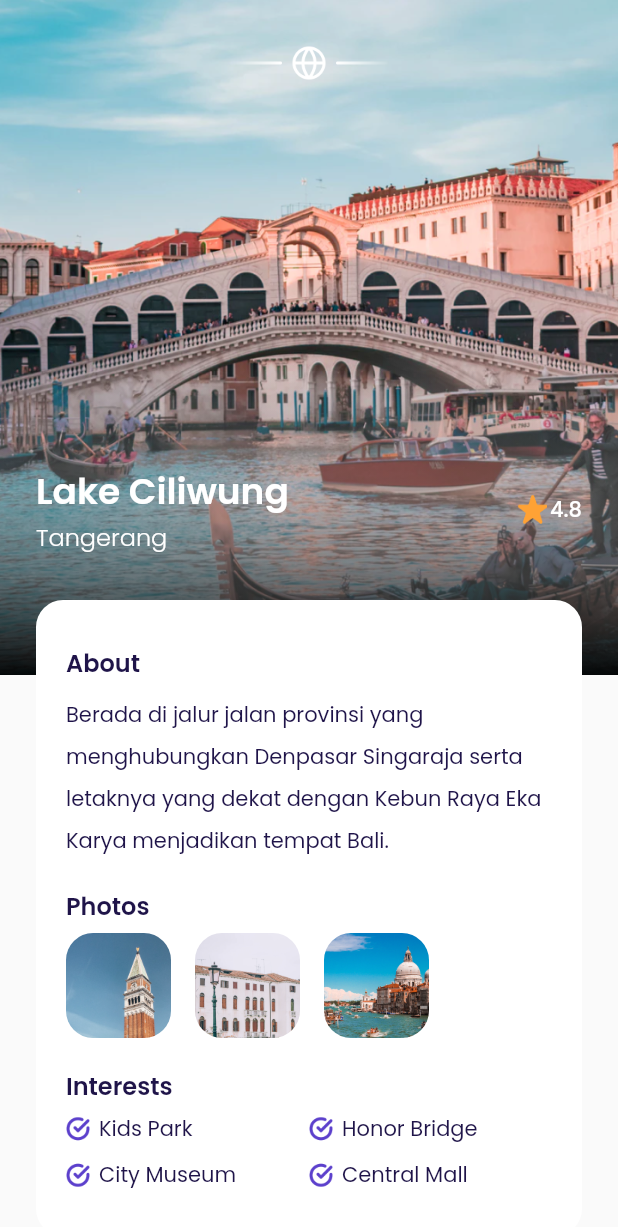
After one commit to marchella2/airplane_apps, a Flutter app: the MainPage screen opened by its route, after a tap on "4.8", on a phone screen of 412 x 824 dp. The commit adds this screen. Shown: the top 1227 px of the screen. Run offline on Flutter 3.47's test engine with Material 2 defaults, Android fonts, the phone set to English and light mode, and no system bars; our stand-ins replace google_fonts.

Commit message:
slicing detail page

```diff
--- /dev/null
+++ b/lib/ui/pages/detail_page.dart
@@ -0,0 +1,284 @@
+import 'package:airplane_apps/shared/theme.dart';
+import 'package:airplane_apps/ui/widgets/custom_button.dart';
+import 'package:airplane_apps/ui/widgets/interest_item.dart';
+import 'package:airplane_apps/ui/widgets/photo_item.dart';
+import 'package:flutter/material.dart';
+
+class DetailPage extends StatelessWidget{
+  const DetailPage({Key? key}) : super(key: key);
+
+  @override
+  Widget build(BuildContext context){
+
+    Widget backgroundImage(){
+      return Container(
+        width: double.infinity,
+        height: 450,
+        decoration: BoxDecoration(
+          image: DecorationImage(
+            fit: BoxFit.cover,
+            image: AssetImage(
+              'assets/images/image_destination1.png'
+            ),
+          ),
+        ),
+      );
+    }
+
+    Widget customShadow(){
+      return Container(
+        width: double.infinity,
+        height: 214,
+        margin: EdgeInsets.only(top: 236),
+        decoration: BoxDecoration(
+          gradient: LinearGradient(
+            begin: Alignment.topCenter,
+            end: Alignment.bottomCenter,
+            colors: [
+              kWhiteColor.withOpacity(0),
+              Colors.black.withOpacity(0.95),
+            ],
+          ),
+        ),
+      );
+    }
+
+    Widget content(){
+      return Container(
+        width: double.infinity,
+        margin: EdgeInsets.symmetric(
+          horizontal: defaultMargin,
+        ),
+        child: Column(
+          children: [
+            // Note : emblem
+            Container(
+              width: 108,
+              height: 24,
+              margin: EdgeInsets.only(
+                top: 30,
+              ),
+              decoration: BoxDecoration(
+                image: DecorationImage(
+                  image: AssetImage(
+                    'assets/images/icon_emblem.png',
+                  ),
+                ),
+              ),
+            ),
+
+            // Note : title
+            Container(
+              margin: EdgeInsets.only(top: 256),
+              child: Row(
+                children: [
+                  Expanded(
+                    child: Column(
+                      crossAxisAlignment: CrossAxisAlignment.start,
+                      children: [
+                        Text(
+                          'Lake Ciliwung',
+                          style: whiteTextStyle.copyWith(
+                            fontSize: 24,
+                            fontWeight: semiBold,
+                          ),
+                        ),
+                        Text(
+                          'Tangerang',
+                          style: whiteTextStyle.copyWith(
+                            fontSize: 16,
+                            fontWeight: light,
+                          ),
+                        ),
+                      ],
+                    ),
+                  ),
+                  Row(
+                    mainAxisAlignment: MainAxisAlignment.center,
+                    crossAxisAlignment: CrossAxisAlignment.start,
+                    children: [
+                      Container(
+                        width: 20,
+                        height: 20,
+                        margin: EdgeInsets.only(right: 2),
+                        decoration: BoxDecoration(
+                          image: DecorationImage(
+                            image: AssetImage(
+                              'assets/images/icon_star.png',
+                            ),
+                          ),
+                        ),
+                      ),
+                      Text(
+                        '4.8',
+                        style: whiteTextStyle.copyWith(
+                          fontWeight: medium,
+                        ),
+                      ),
+                    ],
+                  ),
+                ],
+              ),
+            ),
+
+            // Note : Description
+            Container(
+              width: double.infinity,
+              margin: EdgeInsets.only(top: 30),
+              padding: EdgeInsets.symmetric(
+                horizontal: 20,
+                vertical: 30,
+              ),
+              decoration: BoxDecoration(
+                color: kWhiteColor,
+                borderRadius: BorderRadius.circular(18),
+              ),
+              child: Column(
+                crossAxisAlignment: CrossAxisAlignment.start,
+                children: [
+                  // Note : About
+                  Text(
+                    'About',
+                    style: blackTextStyle.copyWith(
+                      fontSize: 16,
+                      fontWeight: semiBold,
+                    ),
+                  ),
+                  SizedBox(
+                    height: 6,
+                  ),
+                  Text(
+                    'Berada di jalur jalan provinsi yang menghubungkan Denpasar Singaraja serta letaknya yang dekat dengan Kebun Raya Eka Karya menjadikan tempat Bali.',
+                    style: blackTextStyle.copyWith(
+                      height: 2,
+                    ),
+                  ),
+
+                  // Note : Photos
+                  SizedBox(
+                    height: 20,
+                  ),
+                  Text(
+                    'Photos',
+                    style: blackTextStyle.copyWith(
+                      fontSize: 16,
+                      fontWeight: semiBold,
+                    ),
+                  ),
+                  SizedBox(
+                    height: 6,
+                  ),
+                  Row(
+                    children: [
+                     PhotoItem(
+                      imageUrl: 'assets/images/image_photo1.png',
+                     ),
+                     PhotoItem(
+                      imageUrl: 'assets/images/image_photo2.png',
+                     ),
+                     PhotoItem(
+                      imageUrl: 'assets/images/image_photo3.png',
+                     ),
+                    ],
+                  ),
+
+                  // Note : Interests
+                  SizedBox(
+                    height: 20,
+                  ),
+                  Text(
+                    'Interests',
+                    style: blackTextStyle.copyWith(
+                      fontSize: 16,
+                      fontWeight: semiBold,
+                    ),
+                  ),
+                  SizedBox(
+                    height: 6,
+                  ),
+                  Row(
+                    children: [
+                      InterestsItem(
+                        text: 'Kids Park',
+                      ),
+                      InterestsItem(
+                        text: 'Honor Bridge',
+                      ),
+                    ],
+                  ),
+                  SizedBox(
+                    height: 10,
+                  ),
+                  Row(
+                    children: [
+                      InterestsItem(
+                        text: 'City Museum',
+                      ),
+                      InterestsItem(
+                        text: 'Central Mall',
+                      ),
+                    ],
+                  ),
+                ],
+              ),
+            ),
+
+            // Note : Price + Book button
+            Container(
+              width: double.infinity,
+              margin: EdgeInsets.symmetric(vertical: 30),
+              child: Row(
+                children: [
+                  // Note : Price
+                  Expanded(
+                    child: Column(
+                      crossAxisAlignment: CrossAxisAlignment.start,
+                      children: [
+                        Text(
+                          'IDR 2.500.000',
+                          style: blackTextStyle.copyWith(
+                            fontSize: 18,
+                            fontWeight: medium,
+                          ),
+                        ),
+                        SizedBox(
+                          height: 5,
+                        ),
+                        Text(
+                          'per orang',
+                          style: greyTextStyle.copyWith(
+                            fontWeight: light,
+                          ),
+                        ),
+                      ],
+                    ),
+                  ),
+
+                  // Note : Book Button
+                  CustomButton(
+                    title: 'Book Now',
+                    onPressed: (){},
+                    width: 170,
+                  ),
+                ],
+              ),
+            ),
+          ],
+        ),
+      );
+    }
+
+    return Scaffold(
+      backgroundColor: kBackgroundColor,
+      body: SingleChildScrollView(
+        child: Stack(
+          children: [
+            backgroundImage(),
+            customShadow(),
+            content(),
+          ],
+        ),
+      ),
+    );
+  }
+}
--- a/lib/ui/widgets/destination_card.dart
+++ b/lib/ui/widgets/destination_card.dart
@@ -1,4 +1,5 @@
 import 'package:airplane_apps/shared/theme.dart';
+import 'package:airplane_apps/ui/pages/detail_page.dart';
 import 'package:flutter/material.dart';
 
 class DestinationCard extends StatelessWidget{
@@ -18,7 +19,16 @@ class DestinationCard extends StatelessWidget{
 
   @override
   Widget build(BuildContext context){
-    return Container(
+    return GestureDetector(
+      onTap: (){
+        Navigator.push(
+          context,
+          MaterialPageRoute(
+            builder: (context) => DetailPage(),
+          ),
+        );
+      },
+      child: Container(
               width: 200,
               height: 323,
               margin: EdgeInsets.only(
@@ -108,6 +118,7 @@ class DestinationCard extends StatelessWidget{
                   ),
                 ],
               ),
+        ),
     );
   }
 }
--- a/lib/ui/widgets/destination_tile.dart
+++ b/lib/ui/widgets/destination_tile.dart
@@ -1,4 +1,5 @@
 import 'package:airplane_apps/shared/theme.dart';
+import 'package:airplane_apps/ui/pages/detail_page.dart';
 import 'package:flutter/material.dart';
 
 class DestinationTile extends StatelessWidget{
@@ -18,7 +19,16 @@ class DestinationTile extends StatelessWidget{
 
   @override
   Widget build(BuildContext context) {
-    return Container(
+    return GestureDetector(
+      onTap: (){
+        Navigator.push(
+          context,
+          MaterialPageRoute(
+            builder: (context) => DetailPage(),
+          ),
+        );
+      },
+      child: Container(
         margin: EdgeInsets.only(top: 16),
         padding: EdgeInsets.all(10),
         decoration: BoxDecoration(
@@ -90,6 +100,7 @@ class DestinationTile extends StatelessWidget{
             ),
           ],
         ),
+      ),
     );
   }
 
--- /dev/null
+++ b/lib/ui/widgets/interest_item.dart
@@ -0,0 +1,39 @@
+import 'package:flutter/material.dart';
+import '../../shared/theme.dart';
+
+class InterestsItem extends StatelessWidget {
+
+  final String text;
+
+  const InterestsItem({
+    Key? key,
+    required this.text,
+  }) : super(key: key);
+
+  @override
+  Widget build(BuildContext context) {
+    return Expanded(
+      child: Row(
+        children: [
+          Container(
+            width: 16,
+            height: 16,
+            margin: EdgeInsets.only(right: 6),
+            decoration: BoxDecoration(
+              image: DecorationImage(
+                fit: BoxFit.cover,
+                image: AssetImage(
+                  'assets/images/icon_check.png',
+                ),
+              ),
+            ),
+          ),
+          Text(
+            text,
+            style: blackTextStyle,
+          ),
+        ],
+      ),
+    );
+  }
+}
--- /dev/null
+++ b/lib/ui/widgets/photo_item.dart
@@ -0,0 +1,26 @@
+import 'package:flutter/material.dart';
+
+class PhotoItem extends StatelessWidget {
+
+  final String imageUrl;
+
+  const PhotoItem({ Key? key, required this.imageUrl}) : super(key: key);
+
+  @override
+  Widget build(BuildContext context){
+    return Container(
+      width: 70,
+      height: 70,
+      margin: EdgeInsets.only(right: 16),
+      decoration: BoxDecoration(
+        borderRadius: BorderRadius.circular(18),
+        image: DecorationImage(
+          fit: BoxFit.cover,
+          image: AssetImage(
+            imageUrl,
+          ),
+        ),
+      ),
+    );
+  }
+}
```
Lines whose indentation alone changed are shown as unchanged.
